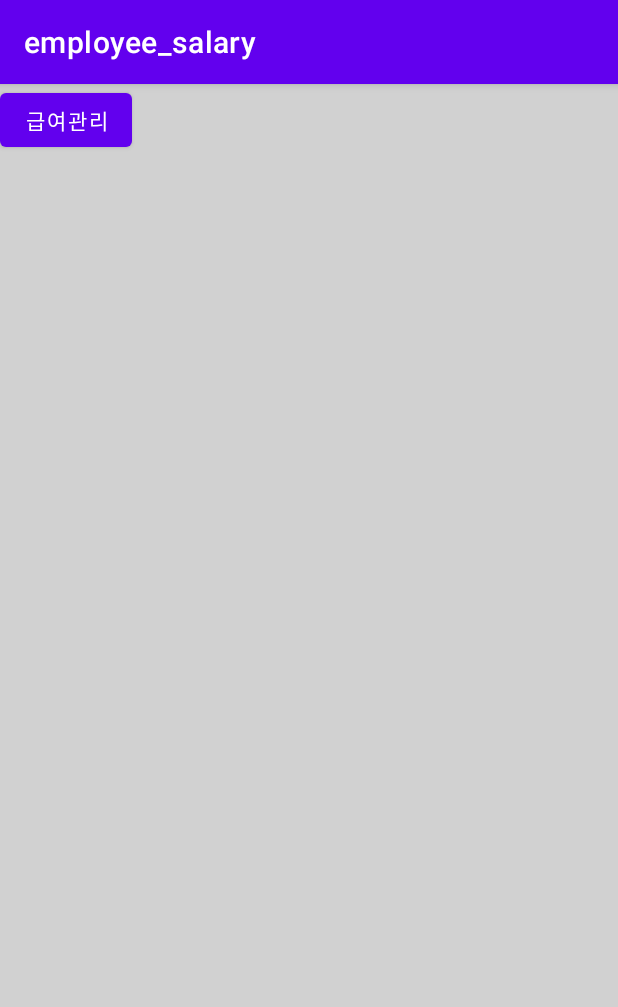
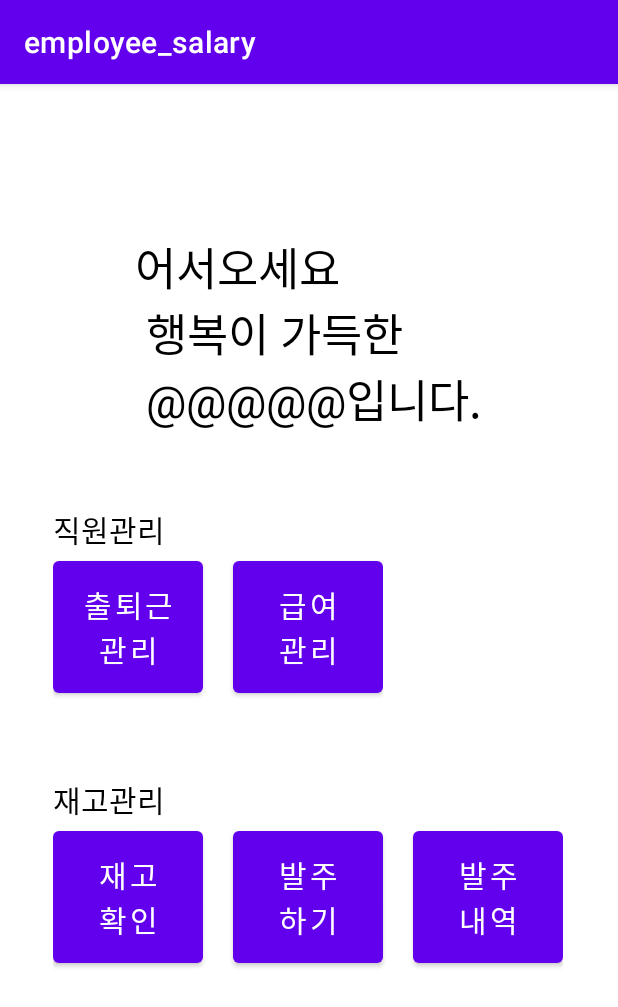
Before and after one commit to SuhwanMylife/CafeManagerProject, an Android app: the screen it shows after launch (MainActivity), on a phone screen of 412 x 824 dp. Shown: the top 1007 px of the screen. Run offline under Robolectric (Android 15) with nearby library versions, the phone set to English and light mode, and no system bars.

Commit message:
메인 액티비티 화면 구성
기능은 급여계산만 구형되어있음

```diff
--- a/salary/app/src/main/java/org/techtown/employee_salary/MainActivity.java
+++ b/salary/app/src/main/java/org/techtown/employee_salary/MainActivity.java
@@ -26,9 +26,6 @@ import java.util.List;
 
 public class MainActivity extends AppCompatActivity {
 
-
-
-
     @Override
     protected void onCreate(Bundle savedInstanceState) {
         super.onCreate(savedInstanceState);
@@ -37,7 +34,6 @@ public class MainActivity extends AppCompatActivity {
         class BackgroundTask extends AsyncTask<Void, Void, String>
         {
             String target;
-
             @Override
             protected void onPreExecute(){
                 target = "http://ghtjd8264.dothome.co.kr/employee.php";
--- a/salary/app/src/main/java/org/techtown/employee_salary/managementActivity.java
+++ b/salary/app/src/main/java/org/techtown/employee_salary/managementActivity.java
@@ -38,7 +38,6 @@ public class managementActivity extends AppCompatActivity {
             JSONArray jsonArray = jsonObject.getJSONArray("response");
             int count = 0;
             String emp_name,emp_position, emp_salary, working_hour;
-            int temp;
             while(count < jsonArray.length()){
                 JSONObject object = jsonArray.getJSONObject(count);
                 emp_name = object.getString("emp_name");
@@ -48,7 +47,6 @@ public class managementActivity extends AppCompatActivity {
                 Employee employee = new Employee(emp_name, emp_position , emp_salary, working_hour);
                 employeeList.add(employee);
                 count++;
-
             }
         }catch (Exception e){
             e.printStackTrace();
--- a/salary/app/src/main/res/layout/activity_main.xml
+++ b/salary/app/src/main/res/layout/activity_main.xml
@@ -4,15 +4,98 @@
     android:layout_width="match_parent"
     android:layout_height="match_parent"
     android:orientation="vertical"
-    android:background="#d1d1d1"
     tools:context=".MainActivity">
 
-
-    <Button
-        android:id="@+id/managementButton"
+    <TextView
         android:layout_width="wrap_content"
         android:layout_height="wrap_content"
-        android:text="급여관리" />
+        android:layout_gravity="center_horizontal"
+        android:layout_marginTop="100dp"
+        android:text="어서오세요\n 행복이 가득한 \n @@@@@입니다."
+        android:textSize="30dp"
+        android:textColor="@color/black"/>
 
+    <LinearLayout
+        android:layout_width="wrap_content"
+        android:layout_height="wrap_content"
+        android:orientation="vertical"
+        android:layout_marginTop="50dp"
+        android:layout_marginLeft="35dp">
 
+        <TextView
+            android:layout_width="wrap_content"
+            android:layout_height="wrap_content"
+            android:text="직원관리"
+            android:textSize="20dp"
+            android:textColor="@color/black"/>
+        <LinearLayout
+            android:layout_width="wrap_content"
+            android:layout_height="wrap_content"
+            android:orientation="horizontal">
+            <Button
+                android:id="@+id/commute"
+                android:layout_width="wrap_content"
+                android:layout_height="wrap_content"
+                android:width="100dp"
+                android:height="100dp"
+                android:textSize="20dp"
+                android:text="출퇴근 관리"
+                android:layout_marginRight="20dp"/>
+            <Button
+                android:id="@+id/managementButton"
+                android:layout_width="wrap_content"
+                android:layout_height="wrap_content"
+                android:width="100dp"
+                android:height="100dp"
+                android:textSize="20dp"
+                android:text="급여\n관리" />
+        </LinearLayout>
+
+    </LinearLayout>
+
+    <LinearLayout
+        android:layout_width="wrap_content"
+        android:layout_height="wrap_content"
+        android:orientation="vertical"
+        android:layout_marginTop="50dp"
+        android:layout_marginLeft="35dp"
+        android:background="@color/white">
+        <TextView
+            android:layout_width="wrap_content"
+            android:layout_height="wrap_content"
+            android:text="재고관리"
+            android:textSize="20dp"
+            android:textColor="@color/black"/>
+        <LinearLayout
+            android:layout_width="wrap_content"
+            android:layout_height="wrap_content"
+            android:orientation="horizontal">
+            <Button
+                android:id="@+id/inventory_check"
+                android:layout_width="wrap_content"
+                android:layout_height="wrap_content"
+                android:width="100dp"
+                android:height="100dp"
+                android:textSize="20dp"
+                android:text="재고\n확인"
+                android:layout_marginRight="20dp"/>
+            <Button
+                android:id="@+id/order"
+                android:layout_width="wrap_content"
+                android:layout_height="wrap_content"
+                android:width="100dp"
+                android:height="100dp"
+                android:textSize="20dp"
+                android:text="발주\n하기"
+                android:layout_marginRight="20dp"/>
+            <Button
+                android:id="@+id/order_detail"
+                android:layout_width="wrap_content"
+                android:layout_height="wrap_content"
+                android:width="100dp"
+                android:height="100dp"
+                android:textSize="20dp"
+                android:text="발주\n내역"/>
+        </LinearLayout>
+    </LinearLayout>
 </LinearLayout>
```
